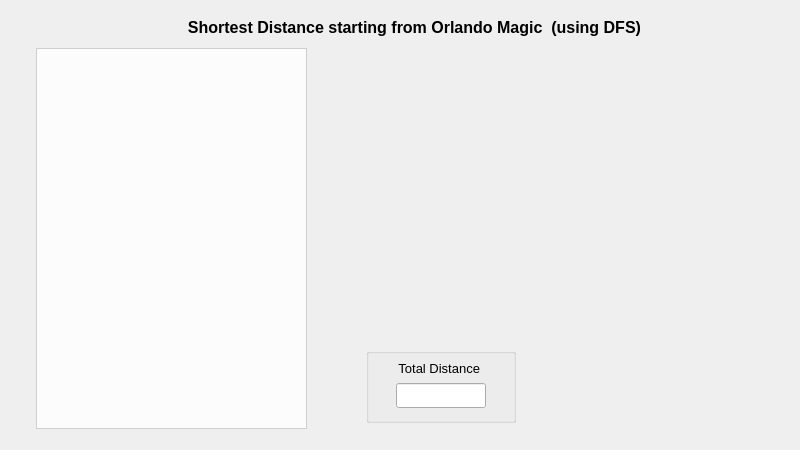
OwlbitCode/TheMudkips, file TheMudkips/vdfs.ui: the form before one commit.
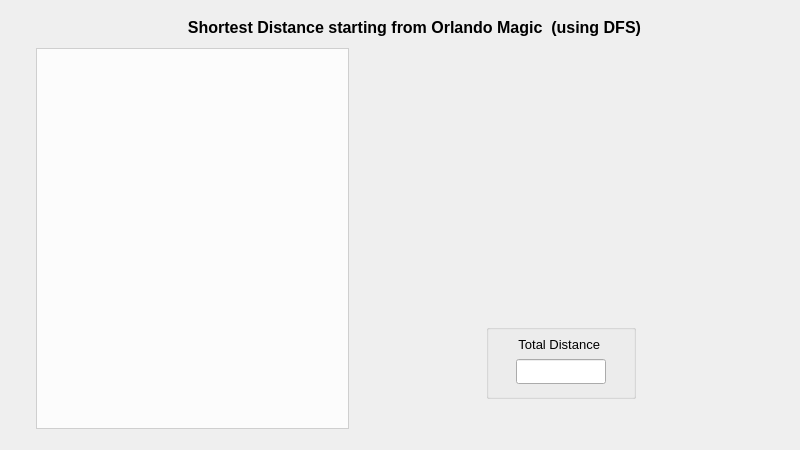
The form after the commit. Icons and pictures are not drawn.

The edit to the form file:
```diff
--- a/TheMudkips/vdfs.ui
+++ b/TheMudkips/vdfs.ui
@@ -18,7 +18,7 @@
     <rect>
      <x>36</x>
      <y>48</y>
-     <width>271</width>
+     <width>313</width>
      <height>381</height>
     </rect>
    </property>
@@ -35,8 +35,8 @@
   <widget class="QGroupBox" name="distanceGroup">
    <property name="geometry">
     <rect>
-     <x>366</x>
-     <y>348</y>
+     <x>486</x>
+     <y>324</y>
      <width>150</width>
      <height>75</height>
     </rect>
```
Left out of the diff: 20 changed lines with no effect on the pictures.
